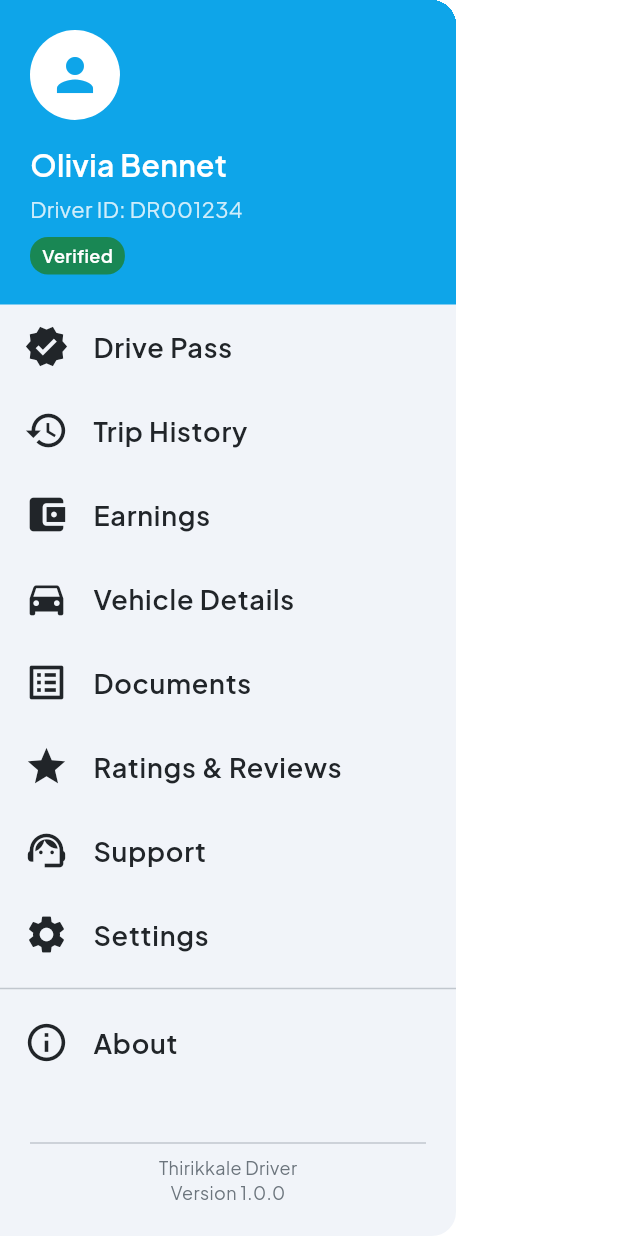
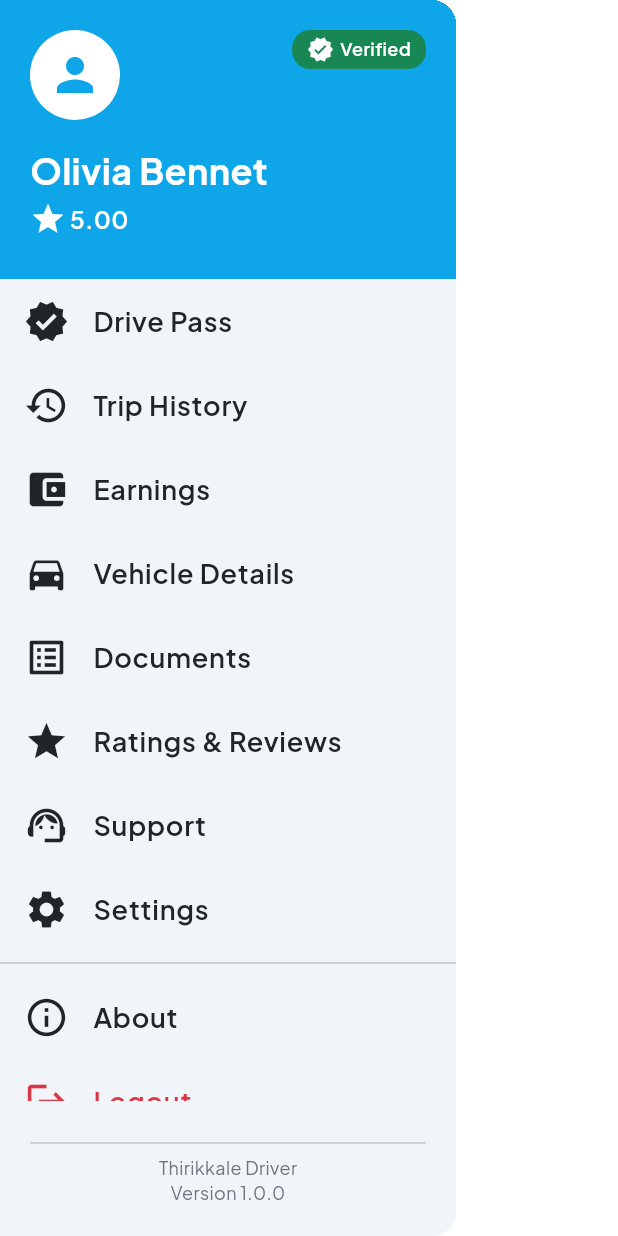
Before and after one commit to Thirikkale/Thirikkale-Driver, a Flutter app: the DriverSidebar widget shown alone on an empty page, opened directly, on a phone screen of 412 x 824 dp. Run offline on Flutter 3.47's test engine with Material 3 defaults, Android fonts, the phone set to English and light mode, and no system bars; our stand-ins replace camera, firebase_auth, firebase_core, flutter_dotenv, flutter_multi_formatter, geocoding and 3 more; accounts and stored records are empty.

Commit message:
feat: enhance DriverSidebar with user rating display and verified badge

```diff
--- a/lib/features/home/widgets/driver_sidebar.dart
+++ b/lib/features/home/widgets/driver_sidebar.dart
@@ -19,10 +19,12 @@ class DriverSidebar extends StatelessWidget {
               left: AppDimensions.pageHorizontalPadding,
               right: AppDimensions.pageHorizontalPadding,
             ),
-            decoration: const BoxDecoration(
-              color: AppColors.primaryBlue,
-            ),
-            child: Column(
+            decoration: const BoxDecoration(color: AppColors.primaryBlue),
+            child: Stack(
+              children: [
+                Row(
+                  children: [
+                    Column(
                       crossAxisAlignment: CrossAxisAlignment.start,
                       children: [
                         const CircleAvatar(
@@ -37,27 +39,59 @@ class DriverSidebar extends StatelessWidget {
                         const SizedBox(height: 16),
                         Text(
                           'Olivia Bennet',
-                  style: AppTextStyles.heading3.copyWith(color: AppColors.white),
+                          style: AppTextStyles.heading2.copyWith(
+                            color: AppColors.white,
+                          ),
                         ),
                         const SizedBox(height: 4),
+
+                        Row(
+                          children: [
+                            Icon(Icons.star, color: AppColors.white,),
+                            SizedBox(width: 2.5,),
                             Text(
-                  'Driver ID: DR001234',
-                  style: AppTextStyles.bodyMedium.copyWith(
-                    color: AppColors.white.withOpacity(0.8),
+                              '5.00',
+                              style: AppTextStyles.bodyLarge.copyWith(
+                                color: AppColors.white,
+                                fontWeight: FontWeight.w600,
                               ),
                             ),
+                          ],
+                        ),
                         const SizedBox(height: 8),
-                Container(
-                  padding: const EdgeInsets.symmetric(horizontal: 8, vertical: 4),
+                      ],
+                    ),
+                  ],
+                ),
+                // Verified Badge in top right
+                Positioned(
+                  top: 0,
+                  right: 0,
+                  child: Container(
+                    padding: const EdgeInsets.symmetric(
+                      horizontal: 10,
+                      vertical: 4,
+                    ),
                     decoration: BoxDecoration(
                       color: AppColors.success,
                       borderRadius: BorderRadius.circular(12),
                     ),
-                  child: Text(
+                    child: Row(
+                      children: [
+                        const Icon(
+                          Icons.verified,
+                          color: AppColors.white,
+                          size: 18,
+                        ),
+                        const SizedBox(width: 4),
+                        Text(
                           'Verified',
                           style: AppTextStyles.bodySmall.copyWith(
                             color: AppColors.white,
                             fontWeight: FontWeight.w600,
+                          ),
+                        ),
+                      ],
                     ),
                   ),
                 ),
@@ -159,17 +193,13 @@ class DriverSidebar extends StatelessWidget {
     Color? textColor,
   }) {
     return ListTile(
-      leading: Icon(
-        icon,
-        color: textColor ?? AppColors.textPrimary,
-        size: 30,
-      ),
+      leading: Icon(icon, color: textColor ?? AppColors.textPrimary, size: 30),
       title: Text(
         title,
         style: AppTextStyles.bodyLarge.copyWith(
           color: textColor ?? AppColors.textPrimary,
           fontWeight: FontWeight.w600,
-          fontSize: 18
+          fontSize: 18,
         ),
       ),
       onTap: onTap,
@@ -216,7 +246,8 @@ class DriverSidebar extends StatelessWidget {
     Navigator.pop(context);
     showDialog(
       context: context,
-      builder: (context) => AlertDialog(
+      builder:
+          (context) => AlertDialog(
             title: const Text('About Thirikkale Driver'),
             content: const Text(
               'Thirikkale Driver app helps you connect with passengers and earn money by providing safe and reliable transportation services.',
@@ -235,7 +266,8 @@ class DriverSidebar extends StatelessWidget {
     Navigator.pop(context);
     showDialog(
       context: context,
-      builder: (context) => AlertDialog(
+      builder:
+          (context) => AlertDialog(
             title: const Text('Logout'),
             content: const Text('Are you sure you want to logout?'),
             actions: [
@@ -249,10 +281,7 @@ class DriverSidebar extends StatelessWidget {
                   // Perform logout
                   print('Logout');
                 },
-            child: Text(
-              'Logout',
-              style: TextStyle(color: AppColors.error),
-            ),
+                child: Text('Logout', style: TextStyle(color: AppColors.error)),
               ),
             ],
           ),
```
Lines whose indentation alone changed are shown as unchanged.
